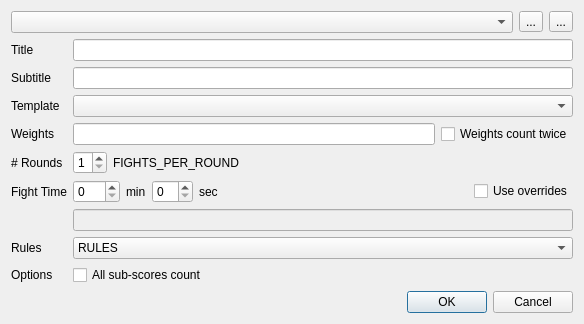
Old version of the form base/ModeManagerDlg.ui in the repository fmuecke/Ipponboard.
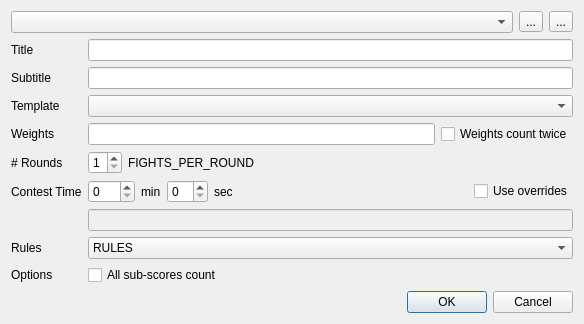
New version of the form. Icons and pictures are not drawn.

Commit message: renamed fight to contest and fighters to athletes

```diff
--- a/base/ModeManagerDlg.ui
+++ b/base/ModeManagerDlg.ui
@@ -159,7 +159,7 @@
         <string>The fight duration</string>
        </property>
        <property name="text">
-        <string>Fight Time</string>
+        <string>Contest Time</string>
        </property>
       </widget>
      </item>
```
Left out of the diff: 20 changed lines with no effect on the pictures. The commit also changes 75 other files.
